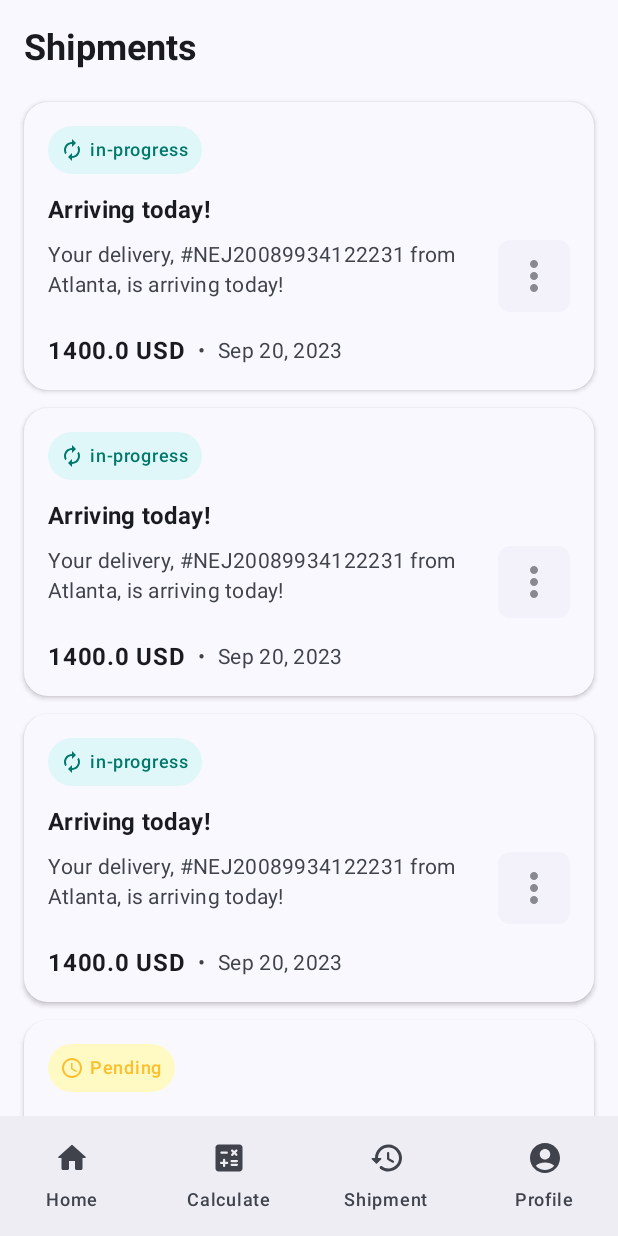
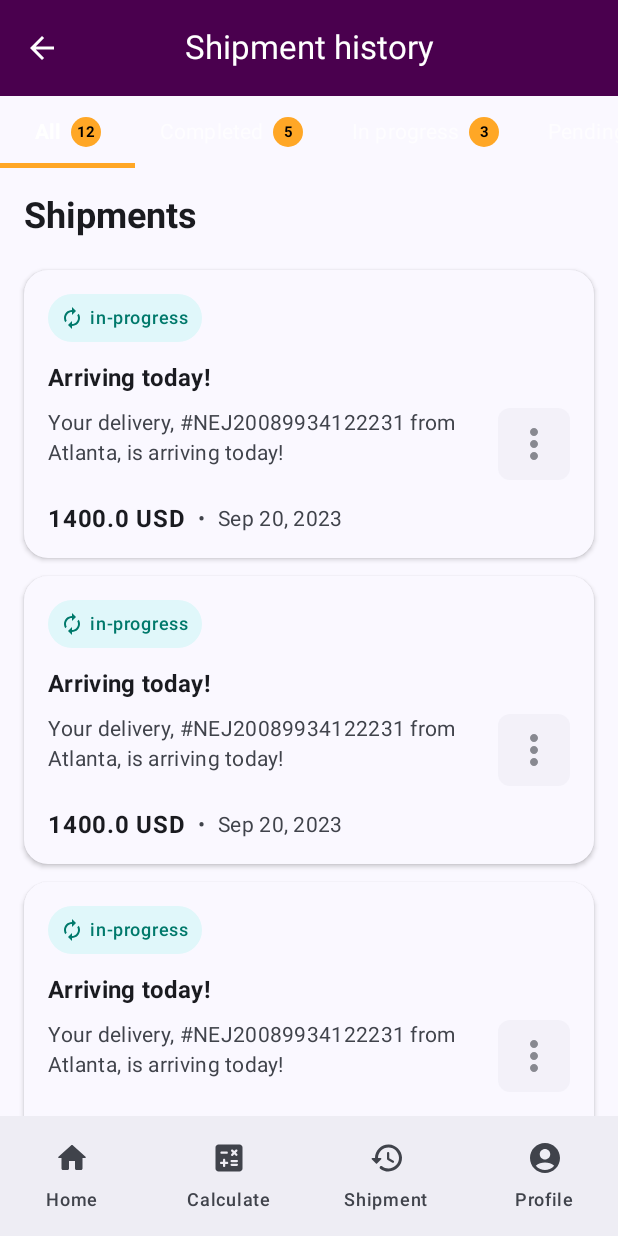
Before and after one commit to Kagiri11/Shipments, an Android app built with Jetpack Compose: the screen it shows after launch (MainActivity), item 3 of the bottom bar chosen, on a phone screen of 412 x 824 dp. Run offline under Robolectric (Android 15) with nearby library versions, the phone set to English and light mode, and no system bars.

```diff
--- /dev/null
+++ b/app/src/main/java/com/cmaina/shipments/ui/model/TabItem.kt
@@ -0,0 +1,20 @@
+package com.cmaina.shipments.ui.model
+
+import com.cmaina.shipments.domain.model.ShipmentFilterType
+
+data class TabItem(
+    val type: ShipmentFilterType,
+    val count: Int,
+    val id: Int = type.ordinal // Simple unique ID for the tab
+)
+
+// Sample tab data (this would typically come from a ViewModel based on actual shipment counts)
+fun getSampleTabItems(): List<TabItem> {
+    return listOf(
+        TabItem(type = ShipmentFilterType.ALL, count = 12),
+        TabItem(type = ShipmentFilterType.COMPLETED, count = 5),
+        TabItem(type = ShipmentFilterType.IN_PROGRESS, count = 3),
+        TabItem(type = ShipmentFilterType.PENDING, count = 4) // Assuming 'Pending' also has a count
+        // Add more tabs here to test scrolling if needed
+    )
+}
--- /dev/null
+++ b/app/src/main/java/com/cmaina/shipments/ui/screens/history/ShipmentFilterTabs.kt
@@ -0,0 +1,101 @@
+package com.cmaina.shipments.ui.screens.history
+
+import androidx.compose.material3.TabRowDefaults.tabIndicatorOffset
+import com.cmaina.shipments.ui.model.TabItem
+import com.cmaina.shipments.ui.model.getSampleTabItems
+import androidx.compose.foundation.background
+import androidx.compose.foundation.layout.*
+import androidx.compose.foundation.shape.CircleShape
+import androidx.compose.material3.*
+import androidx.compose.runtime.Composable
+import androidx.compose.ui.Alignment
+import androidx.compose.ui.Modifier
+import androidx.compose.ui.draw.clip
+import androidx.compose.ui.graphics.Color
+import androidx.compose.ui.text.font.FontWeight
+import androidx.compose.ui.tooling.preview.Preview
+import androidx.compose.ui.unit.dp
+import androidx.compose.ui.unit.sp
+
+// Define colors (or import from your theme's color file)
+val TabIndicatorColor = Color(0xFFFFA726) // Orange
+val TabBadgeBackgroundColor = TabIndicatorColor
+val TabBadgeContentColor = Color.Black // Using black for better contrast on orange
+val TabRowContainerColor = PurpleAppBarBackground // Defined in TopAppBar section
+val SelectedTabContentColor = Color.White
+val UnselectedTabContentColor = Color.White.copy(alpha = 0.7f)
+
+
+@OptIn(ExperimentalMaterial3Api::class)
+@Composable
+fun ShipmentFilterTabs(
+    tabs: List<TabItem>,
+    selectedTabIndex: Int,
+    onTabSelected: (Int) -> Unit,
+    modifier: Modifier = Modifier
+) {
+    ScrollableTabRow(
+        selectedTabIndex = selectedTabIndex,
+        modifier = modifier
+            .fillMaxWidth()
+            .background(TabRowContainerColor), // Purple background for the TabRow container
+        edgePadding = 0.dp, // No extra padding at the edges of the TabRow
+        indicator = { tabPositions ->
+            if (selectedTabIndex < tabPositions.size) {
+                TabRowDefaults.Indicator(
+                    modifier = Modifier.tabIndicatorOffset(tabPositions[selectedTabIndex]),
+                    height = 3.dp,
+                    color = TabIndicatorColor // Orange indicator
+                )
+            }
+        },
+        divider = { /* No divider, or customize if needed */ }
+    ) {
+        tabs.forEachIndexed { index, tabItem ->
+            Tab(
+                selected = selectedTabIndex == index,
+                onClick = { onTabSelected(index) },
+                text = {
+                    Row(
+                        verticalAlignment = Alignment.CenterVertically,
+                        horizontalArrangement = Arrangement.spacedBy(6.dp)
+                    ) {
+                        Text(
+                            text = tabItem.type.displayName,
+                            fontWeight = if (selectedTabIndex == index) FontWeight.Bold else FontWeight.Normal
+                        )
+                        // Badge for count
+                        Box(
+                            modifier = Modifier
+                                .size(20.dp) // Adjust size as needed
+                                .clip(CircleShape)
+                                .background(TabBadgeBackgroundColor),
+                            contentAlignment = Alignment.Center
+                        ) {
+                            Text(
+                                text = tabItem.count.toString(),
+                                color = TabBadgeContentColor,
+                                fontSize = 10.sp, // Adjust font size as needed
+                                fontWeight = FontWeight.Bold
+                            )
+                        }
+                    }
+                },
+                selectedContentColor = SelectedTabContentColor, // White for selected tab text
+                unselectedContentColor = UnselectedTabContentColor // Lighter white for unselected
+            )
+        }
+    }
+}
+
+@Preview(showBackground = true)
+@Composable
+fun ShipmentFilterTabsPreview() {
+    MaterialTheme {
+        ShipmentFilterTabs(
+            tabs = getSampleTabItems(),
+            selectedTabIndex = 0,
+            onTabSelected = {}
+        )
+    }
+}
--- a/app/src/main/java/com/cmaina/shipments/ui/screens/history/ShipmentHistoryScreen.kt
+++ b/app/src/main/java/com/cmaina/shipments/ui/screens/history/ShipmentHistoryScreen.kt
@@ -16,31 +16,61 @@ import androidx.compose.runtime.collectAsState
 import androidx.compose.runtime.getValue
 import androidx.compose.ui.Modifier
 import androidx.compose.ui.text.font.FontWeight
+import androidx.compose.material3.ExperimentalMaterial3Api
+import androidx.compose.runtime.mutableIntStateOf
+import androidx.compose.runtime.remember
+import androidx.compose.runtime.setValue
 import androidx.compose.ui.tooling.preview.Preview
 import androidx.compose.ui.unit.dp
 import androidx.compose.ui.unit.sp
 import com.cmaina.shipments.domain.model.Shipment
+import com.cmaina.shipments.ui.model.getSampleTabItems
 import com.cmaina.shipments.utils.getSampleShipments
 
 // This would typically come from a ViewModel
 // For now, we'll use the sample data directly
 val sampleShipmentsForScreen = getSampleShipments().shuffled()
+val sampleTabsForScreen = getSampleTabItems()
 
+@OptIn(ExperimentalMaterial3Api::class)
 @Composable
 fun ShipmentHistoryScreen(
     // viewModel: ShipmentHistoryViewModel = hiltViewModel() // Example with Hilt
+    onNavigateBack: () -> Unit = {}
 ) {
     // val shipments by viewModel.shipments.collectAsState() // Example with ViewModel
-    val shipments = sampleShipmentsForScreen // Using sample data directly for now
+    val shipments = sampleShipmentsForScreen // Using sample data directly for now. This would be filtered based on selected tab
+    val tabs = sampleTabsForScreen
+
+    var selectedTabIndex by remember { mutableIntStateOf(0) }
 
     // The Scaffold will be used later to add the TopAppBar and TabRow
     Scaffold(
-        // topBar = { /* We'll add TopAppBar here later */ }
+        topBar = {
+            ShipmentHistoryTopAppBar(
+                onNavigationIconClick = onNavigateBack // Connect the click handler
+            )
+        }
     ) { innerPadding ->
-        ShipmentHistoryContent(
-            shipments = shipments,
-            modifier = Modifier.padding(innerPadding) // Apply padding from Scaffold
-        )
+        Column(
+            modifier = Modifier
+                .padding(innerPadding) // Apply padding from Scaffold
+                .fillMaxSize()
+        ) {
+            ShipmentFilterTabs(
+                tabs = tabs,
+                selectedTabIndex = selectedTabIndex,
+                onTabSelected = { index ->
+                    selectedTabIndex = index
+                    // Here you would trigger data reloading/filtering
+                }
+                // The background is set within ShipmentFilterTabs
+            )
+            ShipmentHistoryContent(
+                shipments = shipments, // Pass the (potentially filtered) list
+                // Modifier is removed here as the Column above handles fillMaxSize
+            )
+        }
     }
 }
 
--- /dev/null
+++ b/app/src/main/java/com/cmaina/shipments/ui/screens/history/ShipmentHistoryTopAppBar.kt
@@ -0,0 +1,56 @@
+package com.cmaina.shipments.ui.screens.history
+
+import androidx.compose.material.icons.Icons
+import androidx.compose.material.icons.automirrored.filled.ArrowBack // Auto-mirrored for RTL support
+import androidx.compose.material3.CenterAlignedTopAppBar
+import androidx.compose.material3.ExperimentalMaterial3Api
+import androidx.compose.material3.Icon
+import androidx.compose.material3.IconButton
+import androidx.compose.material3.MaterialTheme
+import androidx.compose.material3.Text
+import androidx.compose.material3.TopAppBarDefaults
+import androidx.compose.runtime.Composable
+import androidx.compose.ui.graphics.Color
+import androidx.compose.ui.tooling.preview.Preview
+
+// Define colors (or import from your theme's color file)
+val PurpleAppBarBackground = Color(0xFF4A004E) // Adjusted to a slightly different deep purple
+val PurpleAppBarContent = Color.White
+
+@OptIn(ExperimentalMaterial3Api::class)
+@Composable
+fun ShipmentHistoryTopAppBar(
+    onNavigationIconClick: () -> Unit
+) {
+    CenterAlignedTopAppBar(
+        title = {
+            Text(
+                text = "Shipment history",
+                style = MaterialTheme.typography.titleLarge, // Or another appropriate style
+                color = PurpleAppBarContent
+            )
+        },
+        navigationIcon = {
+            IconButton(onClick = onNavigationIconClick) {
+                Icon(
+                    imageVector = Icons.AutoMirrored.Filled.ArrowBack,
+                    contentDescription = "Back",
+                    tint = PurpleAppBarContent
+                )
+            }
+        },
+        colors = TopAppBarDefaults.centerAlignedTopAppBarColors(
+            containerColor = PurpleAppBarBackground,
+            titleContentColor = PurpleAppBarContent,
+            navigationIconContentColor = PurpleAppBarContent
+        )
+    )
+}
+
+@Preview
+@Composable
+fun ShipmentHistoryTopAppBarPreview() {
+    MaterialTheme {
+        ShipmentHistoryTopAppBar(onNavigationIconClick = {})
+    }
+}
```
Also changed, not shown: app/src/main/java/com/cmaina/shipments/ui/model/ModelItem.kt (deleted, +0 -8 lines), app/src/main/java/com/cmaina/shipments/ui/screens/history/ShipmentHistoryViewModel.kt (added, +100 -0 lines).
